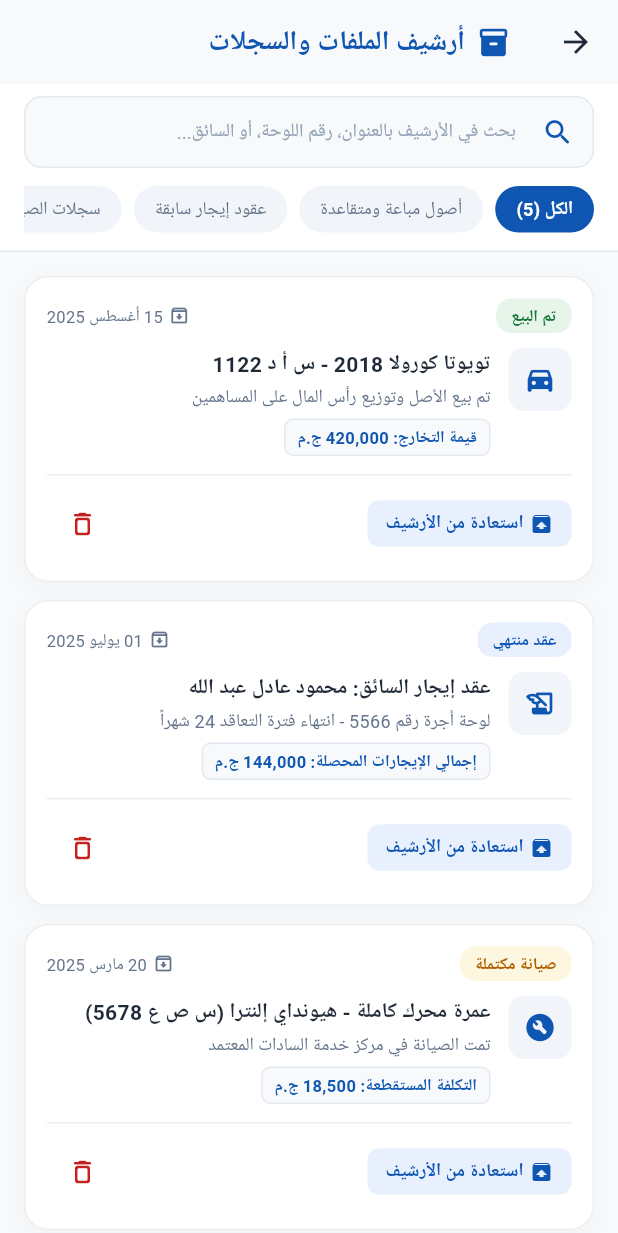
After one commit to Eng-Izak/taxis_managment_001, a Flutter app: the SettingsScreen screen opened by its route, after a tap on the "inventory 2" icon, on a phone screen of 412 x 824 dp. The commit adds this screen. Shown: the top 1233 px of the screen. Run offline on Flutter 3.47's test engine with Material 3 defaults, Android fonts, the phone set to English and light mode, and no system bars; our stand-ins replace flutter_bloc, get_it, go_router, google_fonts; Roboto replaces fonts that are missing (Cairo).

Commit message:
Add an icon for files moved to the archive next to the notifications icon, and add a new screen for the archive in a way that is consistent with the workflow.

```diff
--- a/lib/core/shared/widgets/app_header_widgets.dart
+++ b/lib/core/shared/widgets/app_header_widgets.dart
@@ -1,5 +1,6 @@
 import 'package:flutter/material.dart';
 import '../../theming/app_colors.dart';
+import '../../../features/archive/ui/archive_screen.dart';
 
 class SadatTaxiLogo extends StatelessWidget {
   final double size;
@@ -48,9 +49,9 @@ class NotificationBellButton extends StatelessWidget {
       onTap: onTap,
       borderRadius: BorderRadius.circular(12),
       child: Container(
-        width: 42,
-        height: 42,
-        margin: const EdgeInsets.symmetric(horizontal: 8, vertical: 6),
+        width: 40,
+        height: 40,
+        margin: const EdgeInsets.symmetric(horizontal: 4, vertical: 6),
         decoration: BoxDecoration(
           color: isDark ? AppColors.darkCard : const Color(0xFFF1F3F4),
           borderRadius: BorderRadius.circular(12),
@@ -60,13 +61,13 @@ class NotificationBellButton extends StatelessWidget {
           children: [
             Icon(
               Icons.notifications_none_rounded,
-              size: 22,
+              size: 21,
               color: isDark ? AppColors.darkTextPrimary : const Color(0xFF3C4043),
             ),
             if (hasUnread)
               Positioned(
-                top: 10,
-                right: 11,
+                top: 9,
+                right: 10,
                 child: Container(
                   width: 7,
                   height: 7,
@@ -82,3 +83,43 @@ class NotificationBellButton extends StatelessWidget {
     );
   }
 }
+
+class ArchiveIconButton extends StatelessWidget {
+  final VoidCallback? onTap;
+
+  const ArchiveIconButton({
+    super.key,
+    this.onTap,
+  });
+
+  @override
+  Widget build(BuildContext context) {
+    final isDark = Theme.of(context).brightness == Brightness.dark;
+
+    return InkWell(
+      onTap: onTap ??
+          () {
+            Navigator.of(context).push(
+              MaterialPageRoute(builder: (_) => const ArchiveScreen()),
+            );
+          },
+      borderRadius: BorderRadius.circular(12),
+      child: Container(
+        width: 40,
+        height: 40,
+        margin: const EdgeInsets.symmetric(horizontal: 4, vertical: 6),
+        decoration: BoxDecoration(
+          color: isDark ? AppColors.darkCard : const Color(0xFFF1F3F4),
+          borderRadius: BorderRadius.circular(12),
+        ),
+        child: Center(
+          child: Icon(
+            Icons.inventory_2_outlined,
+            size: 20,
+            color: isDark ? AppColors.darkTextPrimary : const Color(0xFF3C4043),
+          ),
+        ),
+      ),
+    );
+  }
+}
--- /dev/null
+++ b/lib/features/archive/ui/archive_screen.dart
@@ -0,0 +1,499 @@
+import 'package:flutter/material.dart';
+import '../../../../core/shared/widgets/app_card.dart';
+
+class ArchiveScreen extends StatefulWidget {
+  const ArchiveScreen({super.key});
+
+  @override
+  State<ArchiveScreen> createState() => _ArchiveScreenState();
+}
+
+class _ArchiveScreenState extends State<ArchiveScreen> {
+  String _selectedCategory = 'الكل';
+  final TextEditingController _searchController = TextEditingController();
+  String _searchQuery = '';
+
+  final List<_ArchivedItemData> _items = [
+    _ArchivedItemData(
+      id: 'arch_001',
+      category: 'أصول مباعة ومتقاعدة',
+      title: 'تويوتا كورولا 2018 - س أ د 1122',
+      subtitle: 'تم بيع الأصل وتوزيع رأس المال على المساهمين',
+      date: '15 أغسطس 2025',
+      tag: 'تم البيع',
+      tagColor: const Color(0xFF137333),
+      tagBgColor: const Color(0xFFE6F4EA),
+      icon: Icons.directions_car_filled_rounded,
+      metaInfo: 'قيمة التخارج: 420,000 ج.م',
+    ),
+    _ArchivedItemData(
+      id: 'arch_002',
+      category: 'عقود إيجار سابقة',
+      title: 'عقد إيجار السائق: محمود عادل عبد الله',
+      subtitle: 'لوحة أجرة رقم 5566 - انتهاء فترة التعاقد 24 شهراً',
+      date: '01 يوليو 2025',
+      tag: 'عقد منتهي',
+      tagColor: const Color(0xFF0F56B3),
+      tagBgColor: const Color(0xFFE8F0FE),
+      icon: Icons.history_edu_rounded,
+      metaInfo: 'إجمالي الإيجارات المحصلة: 144,000 ج.م',
+    ),
+    _ArchivedItemData(
+      id: 'arch_003',
+      category: 'سجلات الصيانة المؤرشفة',
+      title: 'عمرة محرك كاملة - هيونداي إلنترا (س ص ع 5678)',
+      subtitle: 'تمت الصيانة في مركز خدمة السادات المعتمد',
+      date: '20 مارس 2025',
+      tag: 'صيانة مكتملة',
+      tagColor: const Color(0xFFB06000),
+      tagBgColor: const Color(0xFFFEF7E0),
+      icon: Icons.build_circle_rounded,
+      metaInfo: 'التكلفة المستقطعة: 18,500 ج.م',
+    ),
+    _ArchivedItemData(
+      id: 'arch_004',
+      category: 'وثائق وتراخيص منتهية',
+      title: 'رخصة تسيير منتهية - لوحة أجرة رقم 9012',
+      subtitle: 'تم استخراج رخصة التسيير الجديدة لمدة 3 سنوات',
+      date: '10 يناير 2025',
+      tag: 'مستند مجدد',
+      tagColor: const Color(0xFF5F6368),
+      tagBgColor: const Color(0xFFF1F3F4),
+      icon: Icons.description_rounded,
+      metaInfo: 'مرور مدينة السادات - المنوفية',
+    ),
+    _ArchivedItemData(
+      id: 'arch_005',
+      category: 'عقود إيجار سابقة',
+      title: 'عقد تشغيل تاكسي كامل - السائق: إبراهيم خليل',
+      subtitle: 'سيارة نيسان صني 2020 (أ ب ج 1234)',
+      date: '15 ديسمبر 2024',
+      tag: 'فسخ بالتراضي',
+      tagColor: const Color(0xFFC5221F),
+      tagBgColor: const Color(0xFFFCE8E6),
+      icon: Icons.assignment_turned_in_rounded,
+      metaInfo: 'تسوية المستحقات بالكامل',
+    ),
+  ];
+
+  @override
+  void dispose() {
+    _searchController.dispose();
+    super.dispose();
+  }
+
+  List<_ArchivedItemData> get _filteredItems {
+    return _items.where((item) {
+      if (_selectedCategory != 'الكل' && item.category != _selectedCategory) {
+        return false;
+      }
+      if (_searchQuery.isNotEmpty) {
+        final q = _searchQuery.toLowerCase();
+        return item.title.toLowerCase().contains(q) ||
+            item.subtitle.toLowerCase().contains(q) ||
+            item.tag.toLowerCase().contains(q);
+      }
+      return true;
+    }).toList();
+  }
+
+  void _restoreItem(_ArchivedItemData item) {
+    setState(() {
+      _items.removeWhere((i) => i.id == item.id);
+    });
+    ScaffoldMessenger.of(context).showSnackBar(
+      SnackBar(
+        content: Text('تمت استعادة "${item.title}" من الأرشيف بنجاح'),
+        backgroundColor: const Color(0xFF137333),
+      ),
+    );
+  }
+
+  void _confirmDeleteItem(_ArchivedItemData item) {
+    showDialog(
+      context: context,
+      builder: (ctx) => AlertDialog(
+        title: const Text('تأكيد الحذف النهائي'),
+        content: Text('هل أنت متأكد من حذف "${item.title}" نهائياً من الأرشيف؟ لا يمكن التراجع عن هذا الإجراء.'),
+        actions: [
+          TextButton(
+            onPressed: () => Navigator.of(ctx).pop(),
+            child: const Text('إلغاء'),
+          ),
+          ElevatedButton(
+            style: ElevatedButton.styleFrom(backgroundColor: const Color(0xFFC5221F)),
+            onPressed: () {
+              Navigator.of(ctx).pop();
+              setState(() {
+                _items.removeWhere((i) => i.id == item.id);
+              });
+              ScaffoldMessenger.of(context).showSnackBar(
+                const SnackBar(content: Text('تم حذف السجل من الأرشيف نهائياً')),
+              );
+            },
+            child: const Text('حذف نهائي', style: TextStyle(color: Colors.white)),
+          ),
+        ],
+      ),
+    );
+  }
+
+  @override
+  Widget build(BuildContext context) {
+    final filtered = _filteredItems;
+
+    return Scaffold(
+      appBar: AppBar(
+        title: const Row(
+          mainAxisSize: MainAxisSize.min,
+          children: [
+            Icon(Icons.inventory_2_rounded, color: Color(0xFF0F56B3), size: 22),
+            SizedBox(width: 8),
+            Text(
+              'أرشيف الملفات والسجلات',
+              style: TextStyle(
+                fontSize: 18,
+                fontWeight: FontWeight.bold,
+                color: Color(0xFF0F56B3),
+              ),
+            ),
+          ],
+        ),
+        centerTitle: false,
+      ),
+      body: Column(
+        children: [
+          // Search Bar & Filter Tabs
+          Container(
+            color: Colors.white,
+            padding: const EdgeInsets.fromLTRB(16, 8, 16, 12),
+            child: Column(
+              children: [
+                // Search TextField
+                TextField(
+                  controller: _searchController,
+                  onChanged: (val) => setState(() => _searchQuery = val),
+                  decoration: InputDecoration(
+                    hintText: 'بحث في الأرشيف بالعنوان، رقم اللوحة، أو السائق...',
+                    hintStyle: const TextStyle(fontSize: 12.5, color: Color(0xFF94A3B8)),
+                    prefixIcon: const Icon(Icons.search_rounded, color: Color(0xFF0F56B3), size: 22),
+                    contentPadding: const EdgeInsets.symmetric(vertical: 0, horizontal: 16),
+                    filled: true,
+                    fillColor: const Color(0xFFF8F9FA),
+                    border: OutlineInputBorder(
+                      borderRadius: BorderRadius.circular(12),
+                      borderSide: const BorderSide(color: Color(0xFFE2E8F0)),
+                    ),
+                    enabledBorder: OutlineInputBorder(
+                      borderRadius: BorderRadius.circular(12),
+                      borderSide: const BorderSide(color: Color(0xFFE2E8F0)),
+                    ),
+                    focusedBorder: OutlineInputBorder(
+                      borderRadius: BorderRadius.circular(12),
+                      borderSide: const BorderSide(color: Color(0xFF0F56B3), width: 1.5),
+                    ),
+                  ),
+                ),
+
+                const SizedBox(height: 12),
+
+                // Category Filter Pills
+                SingleChildScrollView(
+                  scrollDirection: Axis.horizontal,
+                  child: Row(
+                    children: [
+                      _ArchiveFilterPill(
+                        label: 'الكل (${_items.length})',
+                        isSelected: _selectedCategory == 'الكل',
+                        onTap: () => setState(() => _selectedCategory = 'الكل'),
+                      ),
+                      const SizedBox(width: 8),
+                      _ArchiveFilterPill(
+                        label: 'أصول مباعة ومتقاعدة',
+                        isSelected: _selectedCategory == 'أصول مباعة ومتقاعدة',
+                        onTap: () => setState(() => _selectedCategory = 'أصول مباعة ومتقاعدة'),
+                      ),
+                      const SizedBox(width: 8),
+                      _ArchiveFilterPill(
+                        label: 'عقود إيجار سابقة',
+                        isSelected: _selectedCategory == 'عقود إيجار سابقة',
+                        onTap: () => setState(() => _selectedCategory = 'عقود إيجار سابقة'),
+                      ),
+                      const SizedBox(width: 8),
+                      _ArchiveFilterPill(
+                        label: 'سجلات الصيانة',
+                        isSelected: _selectedCategory == 'سجلات الصيانة المؤرشفة',
+                        onTap: () => setState(() => _selectedCategory = 'سجلات الصيانة المؤرشفة'),
+                      ),
+                      const SizedBox(width: 8),
+                      _ArchiveFilterPill(
+                        label: 'وثائق وتراخيص',
+                        isSelected: _selectedCategory == 'وثائق وتراخيص منتهية',
+                        onTap: () => setState(() => _selectedCategory = 'وثائق وتراخيص منتهية'),
+                      ),
+                    ],
+                  ),
+                ),
+              ],
+            ),
+          ),
+
+          const Divider(height: 1, color: Color(0xFFE2E8F0)),
+
+          // Archive List
+          Expanded(
+            child: filtered.isEmpty
+                ? const Center(
+                    child: Column(
+                      mainAxisAlignment: MainAxisAlignment.center,
+                      children: [
+                        Icon(Icons.folder_open_rounded, size: 64, color: Color(0xFFCBD5E1)),
+                        SizedBox(height: 12),
+                        Text(
+                          'لا توجد سجلات مؤرشفة مطابقة',
+                          style: TextStyle(fontSize: 14, color: Color(0xFF64748B), fontWeight: FontWeight.bold),
+                        ),
+                      ],
+                    ),
+                  )
+                : ListView.builder(
+                    padding: const EdgeInsets.all(16.0),
+                    itemCount: filtered.length,
+                    itemBuilder: (context, index) {
+                      final item = filtered[index];
+                      return _ArchivedCard(
+                        item: item,
+                        onRestore: () => _restoreItem(item),
+                        onDelete: () => _confirmDeleteItem(item),
+                      );
+                    },
+                  ),
+          ),
+        ],
+      ),
+    );
+  }
+}
+
+class _ArchivedItemData {
+  final String id;
+  final String category;
+  final String title;
+  final String subtitle;
+  final String date;
+  final String tag;
+  final Color tagColor;
+  final Color tagBgColor;
+  final IconData icon;
+  final String metaInfo;
+
+  _ArchivedItemData({
+    required this.id,
+    required this.category,
+    required this.title,
+    required this.subtitle,
+    required this.date,
+    required this.tag,
+    required this.tagColor,
+    required this.tagBgColor,
+    required this.icon,
+    required this.metaInfo,
+  });
+}
+
+class _ArchivedCard extends StatelessWidget {
+  final _ArchivedItemData item;
+  final VoidCallback onRestore;
+  final VoidCallback onDelete;
+
+  const _ArchivedCard({
+    required this.item,
+    required this.onRestore,
+    required this.onDelete,
+  });
+
+  @override
+  Widget build(BuildContext context) {
+    return AppCard(
+      margin: const EdgeInsets.only(bottom: 12),
+      padding: const EdgeInsets.all(14),
+      child: Column(
+        crossAxisAlignment: CrossAxisAlignment.start,
+        children: [
+          // Top Row: Tag on Left, Date on Right
+          Row(
+            mainAxisAlignment: MainAxisAlignment.spaceBetween,
+            children: [
+              Container(
+                padding: const EdgeInsets.symmetric(horizontal: 10, vertical: 3),
+                decoration: BoxDecoration(
+                  color: item.tagBgColor,
+                  borderRadius: BorderRadius.circular(10),
+                ),
+                child: Text(
+                  item.tag,
+                  style: TextStyle(
+                    fontSize: 11,
+                    fontWeight: FontWeight.bold,
+                    color: item.tagColor,
+                  ),
+                ),
+              ),
+              Row(
+                children: [
+                  const Icon(Icons.archive_outlined, size: 14, color: Color(0xFF64748B)),
+                  const SizedBox(width: 4),
+                  Text(
+                    item.date,
+                    style: const TextStyle(fontSize: 11, color: Color(0xFF64748B)),
+                  ),
+                ],
+              ),
+            ],
+          ),
+
+          const SizedBox(height: 10),
+
+          // Middle: Icon + Title + Subtitle
+          Row(
+            crossAxisAlignment: CrossAxisAlignment.start,
+            children: [
+              Container(
+                width: 42,
+                height: 42,
+                decoration: BoxDecoration(
+                  color: const Color(0xFFF1F5F9),
+                  borderRadius: BorderRadius.circular(10),
+                ),
+                child: Center(
+                  child: Icon(item.icon, color: const Color(0xFF0F56B3), size: 22),
+                ),
+              ),
+              const SizedBox(width: 12),
+              Expanded(
+                child: Column(
+                  crossAxisAlignment: CrossAxisAlignment.start,
+                  children: [
+                    Text(
+                      item.title,
+                      style: const TextStyle(
+                        fontSize: 14,
+                        fontWeight: FontWeight.bold,
+                        color: Color(0xFF1F2937),
+                      ),
+                    ),
+                    const SizedBox(height: 3),
+                    Text(
+                      item.subtitle,
+                      style: const TextStyle(
+                        fontSize: 12,
+                        color: Color(0xFF64748B),
+                        height: 1.3,
+                      ),
+                    ),
+                    const SizedBox(height: 6),
+                    Container(
+                      padding: const EdgeInsets.symmetric(horizontal: 8, vertical: 3),
+                      decoration: BoxDecoration(
+                        color: const Color(0xFFF8F9FA),
+                        borderRadius: BorderRadius.circular(6),
+                        border: Border.all(color: const Color(0xFFE2E8F0)),
+                      ),
+                      child: Text(
+                        item.metaInfo,
+                        style: const TextStyle(
+                          fontSize: 11,
+                          fontWeight: FontWeight.w600,
+                          color: Color(0xFF0F56B3),
+                        ),
+                      ),
+                    ),
+                  ],
+                ),
+              ),
+            ],
+          ),
+
+          const SizedBox(height: 12),
+          const Divider(height: 1),
+          const SizedBox(height: 8),
+
+          // Bottom Action Row: Restore & Delete
+          Row(
+            mainAxisAlignment: MainAxisAlignment.spaceBetween,
+            children: [
+              // Restore Button
+              InkWell(
+                onTap: onRestore,
+                borderRadius: BorderRadius.circular(8),
+                child: Container(
+                  padding: const EdgeInsets.symmetric(horizontal: 12, vertical: 6),
+                  decoration: BoxDecoration(
+                    color: const Color(0xFFE8F0FE),
+                    borderRadius: BorderRadius.circular(8),
+                  ),
+                  child: const Row(
+                    children: [
+                      Icon(Icons.unarchive_rounded, color: Color(0xFF0F56B3), size: 16),
+                      SizedBox(width: 4),
+                      Text(
+                        'استعادة من الأرشيف',
+                        style: TextStyle(
+                          fontSize: 12,
+                          fontWeight: FontWeight.bold,
+                          color: Color(0xFF0F56B3),
+                        ),
+                      ),
+                    ],
+                  ),
+                ),
+              ),
+
+              // Delete Button
+              IconButton(
+                icon: const Icon(Icons.delete_outline_rounded, color: Color(0xFFC5221F), size: 20),
+                onPressed: onDelete,
+                tooltip: 'حذف نهائي',
+              ),
+            ],
+          ),
+        ],
+      ),
+    );
+  }
+}
+
+class _ArchiveFilterPill extends StatelessWidget {
+  final String label;
+  final bool isSelected;
+  final VoidCallback onTap;
+
+  const _ArchiveFilterPill({
+    required this.label,
+    required this.isSelected,
+    required this.onTap,
+  });
+
+  @override
+  Widget build(BuildContext context) {
+    return InkWell(
+      onTap: onTap,
+      borderRadius: BorderRadius.circular(20),
+      child: Container(
+        padding: const EdgeInsets.symmetric(horizontal: 14, vertical: 6),
+        decoration: BoxDecoration(
+          color: isSelected ? const Color(0xFF0F56B3) : const Color(0xFFF1F5F9),
+          borderRadius: BorderRadius.circular(20),
+        ),
+        child: Text(
+          label,
+          style: TextStyle(
+            fontSize: 12,
+            fontWeight: isSelected ? FontWeight.bold : FontWeight.w500,
+            color: isSelected ? Colors.white : const Color(0xFF64748B),
+          ),
+        ),
+      ),
+    );
+  }
+}
--- a/lib/features/assets_managment/ui/assets_managment_screen.dart
+++ b/lib/features/assets_managment/ui/assets_managment_screen.dart
@@ -68,6 +68,7 @@ class _AssetsManagmentScreenState extends State<AssetsManagmentScreen> {
         ),
         centerTitle: false,
         actions: [
+          const ArchiveIconButton(),
           NotificationBellButton(
             onTap: () {
               Navigator.of(context).push(
@@ -75,6 +76,7 @@ class _AssetsManagmentScreenState extends State<AssetsManagmentScreen> {
               );
             },
           ),
+          const SizedBox(width: 4),
         ],
       ),
       body: BlocBuilder<HomeCubit, HomeState>(
--- a/lib/features/financial_analysis/ui/financial_analysis_screen.dart
+++ b/lib/features/financial_analysis/ui/financial_analysis_screen.dart
@@ -41,6 +41,7 @@ class _FinancialAnalysisScreenState extends State<FinancialAnalysisScreen> {
         ),
         centerTitle: false,
         actions: [
+          const ArchiveIconButton(),
           NotificationBellButton(
             onTap: () {
               Navigator.of(context).push(
@@ -48,6 +49,7 @@ class _FinancialAnalysisScreenState extends State<FinancialAnalysisScreen> {
               );
             },
           ),
+          const SizedBox(width: 4),
         ],
       ),
       body: BlocBuilder<HomeCubit, HomeState>(
--- a/lib/features/home/ui/home_dashboard_screen.dart
+++ b/lib/features/home/ui/home_dashboard_screen.dart
@@ -39,6 +39,7 @@ class HomeDashboardScreen extends StatelessWidget {
         ),
         centerTitle: false,
         actions: [
+          const ArchiveIconButton(),
           NotificationBellButton(
             onTap: () {
               Navigator.of(context).push(
@@ -46,6 +47,7 @@ class HomeDashboardScreen extends StatelessWidget {
               );
             },
           ),
+          const SizedBox(width: 4),
         ],
       ),
       body: BlocBuilder<HomeCubit, HomeState>(
--- a/lib/features/settings/ui/settings_screen.dart
+++ b/lib/features/settings/ui/settings_screen.dart
@@ -45,6 +45,7 @@ class _SettingsScreenState extends State<SettingsScreen> {
         ),
         centerTitle: false,
         actions: [
+          const ArchiveIconButton(),
           NotificationBellButton(
             onTap: () {
               Navigator.of(context).push(
@@ -52,6 +53,7 @@ class _SettingsScreenState extends State<SettingsScreen> {
               );
             },
           ),
+          const SizedBox(width: 4),
         ],
       ),
       body: SingleChildScrollView(
--- a/lib/features/shareholders/ui/shareholders_screen.dart
+++ b/lib/features/shareholders/ui/shareholders_screen.dart
@@ -35,6 +35,7 @@ class ShareholdersScreen extends StatelessWidget {
         ),
         centerTitle: false,
         actions: [
+          const ArchiveIconButton(),
           NotificationBellButton(
             onTap: () {
               Navigator.of(context).push(
@@ -42,6 +43,7 @@ class ShareholdersScreen extends StatelessWidget {
               );
             },
           ),
+          const SizedBox(width: 4),
         ],
       ),
       body: BlocBuilder<ShareholdersCubit, ShareholdersState>(
```
